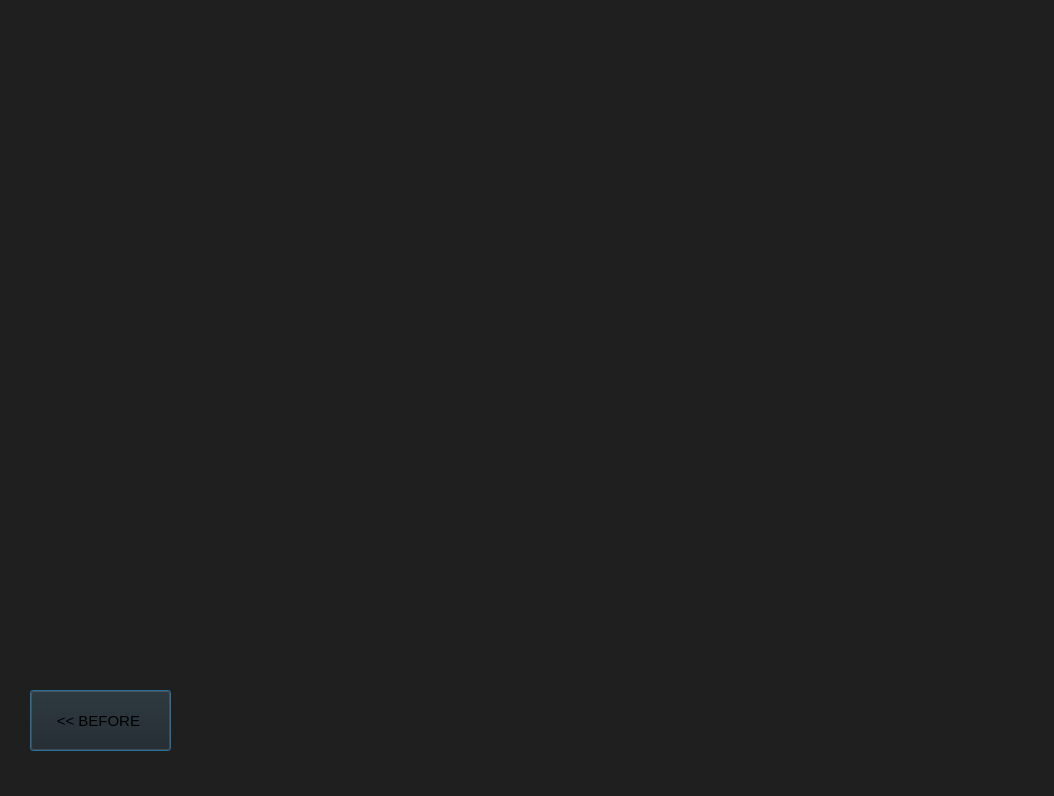
This is 000. 2차 플젝/dashboard2.ui in SeunghyeChae/CAKD3_tmdhey as Qt 5 draws it before an edit. The edited form follows.
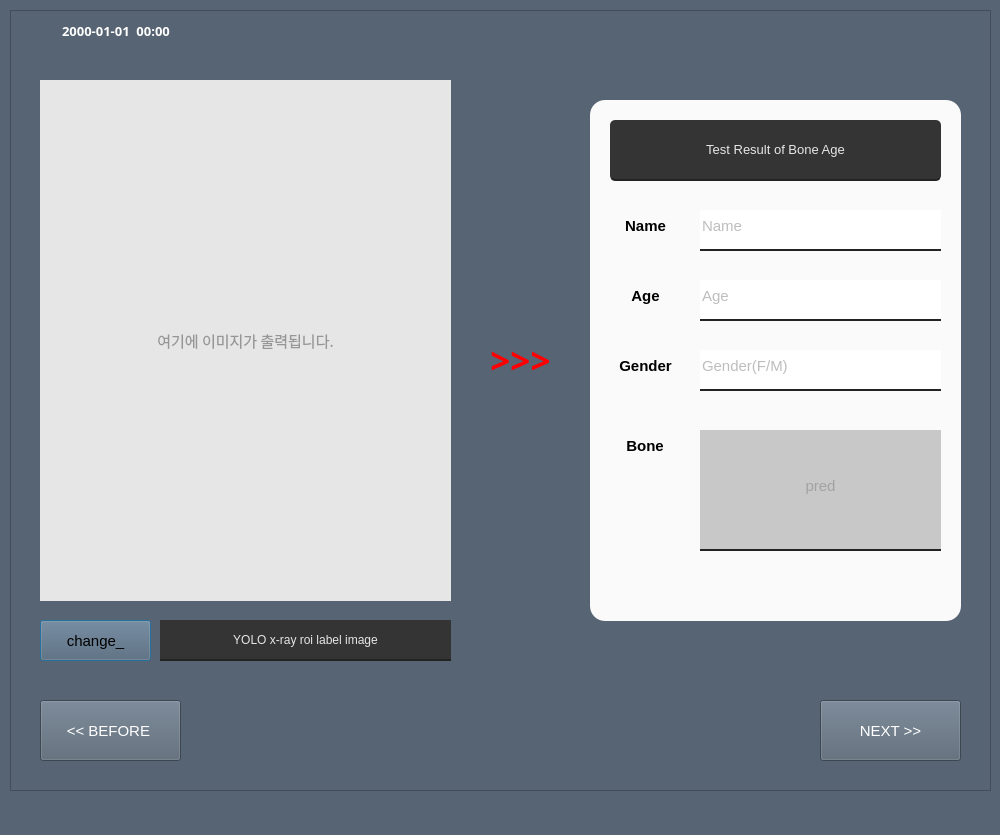
This is the edited form. Icons and pictures are not drawn.

```diff
--- a/000. 2차 플젝/dashboard2.ui
+++ b/000. 2차 플젝/dashboard2.ui
@@ -6,8 +6,8 @@
    <rect>
     <x>0</x>
     <y>0</y>
-    <width>1054</width>
-    <height>796</height>
+    <width>1000</width>
+    <height>835</height>
    </rect>
   </property>
   <property name="windowTitle">
@@ -18,27 +18,347 @@
     <normaloff>hand_bone_sh.png</normaloff>hand_bone_sh.png</iconset>
   </property>
   <property name="styleSheet">
-   <string notr="true">background-color:rgb(31, 31, 31)</string>
+   <string notr="true">background-color:rgb(86, 100, 115)</string>
   </property>
-  <widget class="QPushButton" name="before_button">
+  <widget class="QPushButton" name="label_change_button">
    <property name="geometry">
     <rect>
-     <x>30</x>
-     <y>690</y>
-     <width>141</width>
+     <x>40</x>
+     <y>620</y>
+     <width>111</width>
+     <height>41</height>
+    </rect>
+   </property>
+   <property name="font">
+    <font>
+     <family>Arial</family>
+     <pointsize>11</pointsize>
+    </font>
+   </property>
+   <property name="styleSheet">
+    <string notr="true">background-color: rgb(107, 107, 107);
+border:none;
+border-bottom: 2px solid rgb(35, 35, 35);
+color: rgb(214, 214, 214);
+border-bottom-right-radius: 8px;
+border-bottom-left-radius: 8px;
+border-top-right-radius: 8px;
+border-top-left-radius: 8px;
+
+QPushButton#pushButton:pressed{
+	padding-left:5px;
+	padding-top:5px;
+	background-color: rgb(194, 194, 194);
+}</string>
+   </property>
+   <property name="text">
+    <string>change_</string>
+   </property>
+  </widget>
+  <widget class="QLabel" name="description_label">
+   <property name="geometry">
+    <rect>
+     <x>160</x>
+     <y>620</y>
+     <width>291</width>
+     <height>41</height>
+    </rect>
+   </property>
+   <property name="styleSheet">
+    <string notr="true">background-color:rgb(52, 52, 52);
+border:none;
+border-bottom: 2px solid rgb(35, 35, 35);
+color: rgb(230, 230, 230);
+</string>
+   </property>
+   <property name="text">
+    <string>YOLO x-ray roi label image</string>
+   </property>
+   <property name="alignment">
+    <set>Qt::AlignCenter</set>
+   </property>
+  </widget>
+  <widget class="QGraphicsView" name="result_frame">
+   <property name="geometry">
+    <rect>
+     <x>590</x>
+     <y>100</y>
+     <width>371</width>
+     <height>521</height>
+    </rect>
+   </property>
+   <property name="styleSheet">
+    <string notr="true">background-color : rgb(250, 250, 250);
+
+color: rgb(214, 214, 214);
+border-bottom-right-radius: 15px;
+border-bottom-left-radius: 15px;
+border-top-right-radius: 15px;
+border-top-left-radius: 15px;
+</string>
+   </property>
+  </widget>
+  <widget class="QLabel" name="image2result">
+   <property name="geometry">
+    <rect>
+     <x>460</x>
+     <y>330</y>
+     <width>121</width>
      <height>61</height>
     </rect>
    </property>
    <property name="font">
     <font>
+     <family>Arial Black</family>
+     <pointsize>26</pointsize>
+     <weight>75</weight>
+     <bold>true</bold>
+    </font>
+   </property>
+   <property name="styleSheet">
+    <string notr="true">background-color: qlineargradient(spread:pad, x1:0, y1:0, x2:0, y2:0, stop:0 rgba(0, 0, 0, 0), stop:1 rgba(255, 255, 255, 0));
+color: rgb(255, 0, 0);
+</string>
+   </property>
+   <property name="text">
+    <string>&gt;&gt;&gt;</string>
+   </property>
+   <property name="alignment">
+    <set>Qt::AlignCenter</set>
+   </property>
+  </widget>
+  <widget class="QLabel" name="TRoBA">
+   <property name="geometry">
+    <rect>
+     <x>610</x>
+     <y>120</y>
+     <width>331</width>
+     <height>61</height>
+    </rect>
+   </property>
+   <property name="font">
+    <font>
      <family>Arial</family>
+     <pointsize>10</pointsize>
+    </font>
+   </property>
+   <property name="styleSheet">
+    <string notr="true">background-color:rgb(52, 52, 52);
+border:none;
+border-bottom: 2px solid rgb(35, 35, 35);
+color: rgb(230, 230, 230);
+
+border-bottom-right-radius: 5px;
+border-bottom-left-radius: 5px;
+border-top-right-radius: 5px;
+border-top-left-radius: 5px;</string>
+   </property>
+   <property name="text">
+    <string>Test Result of Bone Age</string>
+   </property>
+   <property name="alignment">
+    <set>Qt::AlignCenter</set>
+   </property>
+  </widget>
+  <widget class="QLineEdit" name="input_name2">
+   <property name="geometry">
+    <rect>
+     <x>700</x>
+     <y>210</y>
+     <width>241</width>
+     <height>41</height>
+    </rect>
+   </property>
+   <property name="font">
+    <font>
+     <family>Arial</family>
      <pointsize>11</pointsize>
     </font>
    </property>
    <property name="styleSheet">
-    <string notr="true">background-color: rgb(236, 236, 236);
+    <string notr="true">background-color: rgb(255, 255, 255);
 border:none;
 border-bottom: 2px solid rgb(35, 35, 35);
+color: rgb(124, 124, 124);
+padding-bottom: 7px;</string>
+   </property>
+   <property name="placeholderText">
+    <string>Name</string>
+   </property>
+  </widget>
+  <widget class="QLineEdit" name="input_Height2">
+   <property name="geometry">
+    <rect>
+     <x>700</x>
+     <y>280</y>
+     <width>241</width>
+     <height>41</height>
+    </rect>
+   </property>
+   <property name="font">
+    <font>
+     <family>Arial</family>
+     <pointsize>11</pointsize>
+    </font>
+   </property>
+   <property name="styleSheet">
+    <string notr="true">background-color: rgb(255, 255, 255);
+border:none;
+border-bottom: 2px solid rgb(35, 35, 35);
+color: rgb(124, 124, 124);
+padding-bottom: 7px;</string>
+   </property>
+   <property name="placeholderText">
+    <string>Age</string>
+   </property>
+  </widget>
+  <widget class="QLineEdit" name="input_gender2">
+   <property name="geometry">
+    <rect>
+     <x>700</x>
+     <y>350</y>
+     <width>241</width>
+     <height>41</height>
+    </rect>
+   </property>
+   <property name="font">
+    <font>
+     <family>Arial</family>
+     <pointsize>11</pointsize>
+    </font>
+   </property>
+   <property name="styleSheet">
+    <string notr="true">background-color: rgb(255, 255, 255);
+border:none;
+border-bottom: 2px solid rgb(35, 35, 35);
+color: rgb(124, 124, 124);
+padding-bottom: 7px;</string>
+   </property>
+   <property name="placeholderText">
+    <string>Gender(F/M)</string>
+   </property>
+  </widget>
+  <widget class="QLabel" name="txt_name">
+   <property name="geometry">
+    <rect>
+     <x>600</x>
+     <y>200</y>
+     <width>91</width>
+     <height>51</height>
+    </rect>
+   </property>
+   <property name="font">
+    <font>
+     <family>Arial</family>
+     <pointsize>11</pointsize>
+     <weight>75</weight>
+     <bold>true</bold>
+    </font>
+   </property>
+   <property name="styleSheet">
+    <string notr="true">background-color : rgb(250, 250, 250);</string>
+   </property>
+   <property name="text">
+    <string>Name</string>
+   </property>
+   <property name="alignment">
+    <set>Qt::AlignCenter</set>
+   </property>
+  </widget>
+  <widget class="QLabel" name="txt_age">
+   <property name="geometry">
+    <rect>
+     <x>600</x>
+     <y>270</y>
+     <width>91</width>
+     <height>51</height>
+    </rect>
+   </property>
+   <property name="font">
+    <font>
+     <family>Arial</family>
+     <pointsize>11</pointsize>
+     <weight>75</weight>
+     <bold>true</bold>
+    </font>
+   </property>
+   <property name="styleSheet">
+    <string notr="true">background-color : rgb(250, 250, 250);</string>
+   </property>
+   <property name="text">
+    <string>Age</string>
+   </property>
+   <property name="alignment">
+    <set>Qt::AlignCenter</set>
+   </property>
+  </widget>
+  <widget class="QLabel" name="txt_gender">
+   <property name="geometry">
+    <rect>
+     <x>600</x>
+     <y>340</y>
+     <width>91</width>
+     <height>51</height>
+    </rect>
+   </property>
+   <property name="font">
+    <font>
+     <family>Arial</family>
+     <pointsize>11</pointsize>
+     <weight>75</weight>
+     <bold>true</bold>
+    </font>
+   </property>
+   <property name="styleSheet">
+    <string notr="true">background-color : rgb(250, 250, 250);</string>
+   </property>
+   <property name="text">
+    <string>Gender</string>
+   </property>
+   <property name="alignment">
+    <set>Qt::AlignCenter</set>
+   </property>
+  </widget>
+  <widget class="QFrame" name="frame">
+   <property name="geometry">
+    <rect>
+     <x>10</x>
+     <y>10</y>
+     <width>981</width>
+     <height>781</height>
+    </rect>
+   </property>
+   <property name="styleSheet">
+    <string notr="true">color: rgb(255, 255, 255);</string>
+   </property>
+   <property name="frameShape">
+    <enum>QFrame::StyledPanel</enum>
+   </property>
+   <property name="frameShadow">
+    <enum>QFrame::Sunken</enum>
+   </property>
+   <property name="lineWidth">
+    <number>10</number>
+   </property>
+   <widget class="QPushButton" name="next_button">
+    <property name="geometry">
+     <rect>
+      <x>810</x>
+      <y>690</y>
+      <width>141</width>
+      <height>61</height>
+     </rect>
+    </property>
+    <property name="font">
+     <font>
+      <family>Arial</family>
+      <pointsize>11</pointsize>
+     </font>
+    </property>
+    <property name="styleSheet">
+     <string notr="true">background-color: rgb(236, 236, 236);
+border:none;
+border-bottom: 2px solid rgb(35, 35, 35);
 color: rgb(50, 50, 50);
 border-bottom-right-radius: 8px;
 border-bottom-left-radius: 8px;
@@ -50,11 +370,256 @@
 	padding-top:5px;
 	background-color: rgb(194, 194, 194);
 }</string>
+    </property>
+    <property name="text">
+     <string>NEXT &gt;&gt;</string>
+    </property>
+    <property name="icon">
+     <iconset>
+      <selectedon>:/newPrefix/dashboard2.ui</selectedon>
+     </iconset>
+    </property>
+    <property name="autoDefault">
+     <bool>true</bool>
+    </property>
+    <property name="default">
+     <bool>false</bool>
+    </property>
+   </widget>
+   <widget class="QPushButton" name="before_button">
+    <property name="geometry">
+     <rect>
+      <x>30</x>
+      <y>690</y>
+      <width>141</width>
+      <height>61</height>
+     </rect>
+    </property>
+    <property name="font">
+     <font>
+      <family>Arial</family>
+      <pointsize>11</pointsize>
+     </font>
+    </property>
+    <property name="styleSheet">
+     <string notr="true">background-color: rgb(236, 236, 236);
+border:none;
+border-bottom: 2px solid rgb(35, 35, 35);
+color: rgb(50, 50, 50);
+border-bottom-right-radius: 8px;
+border-bottom-left-radius: 8px;
+border-top-right-radius: 8px;
+border-top-left-radius: 8px;
+
+QPushButton#pushButton:pressed{
+	padding-left:5px;
+	padding-top:5px;
+	background-color: rgb(194, 194, 194);
+}</string>
+    </property>
+    <property name="text">
+     <string>&lt;&lt; BEFORE </string>
+    </property>
+   </widget>
+   <widget class="QLabel" name="label">
+    <property name="geometry">
+     <rect>
+      <x>470</x>
+      <y>250</y>
+      <width>81</width>
+      <height>71</height>
+     </rect>
+    </property>
+    <property name="styleSheet">
+     <string notr="true">image: url(./img3.png);</string>
+    </property>
+    <property name="text">
+     <string/>
+    </property>
+   </widget>
+   <widget class="QDateTimeEdit" name="time">
+    <property name="geometry">
+     <rect>
+      <x>10</x>
+      <y>10</y>
+      <width>194</width>
+      <height>22</height>
+     </rect>
+    </property>
+    <property name="font">
+     <font>
+      <family>Adobe 고딕 Std B</family>
+      <pointsize>10</pointsize>
+      <weight>75</weight>
+      <bold>true</bold>
+     </font>
+    </property>
+    <property name="wrapping">
+     <bool>false</bool>
+    </property>
+    <property name="frame">
+     <bool>false</bool>
+    </property>
+    <property name="alignment">
+     <set>Qt::AlignCenter</set>
+    </property>
+    <property name="readOnly">
+     <bool>true</bool>
+    </property>
+    <property name="buttonSymbols">
+     <enum>QAbstractSpinBox::NoButtons</enum>
+    </property>
+    <property name="minimumDateTime">
+     <datetime>
+      <hour>0</hour>
+      <minute>0</minute>
+      <second>0</second>
+      <year>1753</year>
+      <month>9</month>
+      <day>14</day>
+     </datetime>
+    </property>
+    <property name="displayFormat">
+     <string>yyyy-MM-dd  hh:mm</string>
+    </property>
+   </widget>
+  </widget>
+  <widget class="QLabel" name="input_img">
+   <property name="geometry">
+    <rect>
+     <x>40</x>
+     <y>80</y>
+     <width>411</width>
+     <height>521</height>
+    </rect>
    </property>
+   <property name="font">
+    <font>
+     <family>AcadEref</family>
+     <pointsize>11</pointsize>
+     <weight>50</weight>
+     <italic>false</italic>
+     <bold>false</bold>
+    </font>
+   </property>
+   <property name="styleSheet">
+    <string notr="true">background-color: rgb(230, 230, 230);
+font: 11pt &quot;AcadEref&quot;; color: rgb(150, 150, 150);</string>
+   </property>
+   <property name="lineWidth">
+    <number>-2</number>
+   </property>
    <property name="text">
-    <string>&lt;&lt; BEFORE </string>
+    <string>여기에 이미지가 출력됩니다.</string>
    </property>
+   <property name="textFormat">
+    <enum>Qt::AutoText</enum>
+   </property>
+   <property name="scaledContents">
+    <bool>true</bool>
+   </property>
+   <property name="alignment">
+    <set>Qt::AlignCenter</set>
+   </property>
+   <property name="indent">
+    <number>2</number>
+   </property>
+   <property name="openExternalLinks">
+    <bool>true</bool>
+   </property>
+   <property name="textInteractionFlags">
+    <set>Qt::NoTextInteraction</set>
+   </property>
   </widget>
+  <widget class="QLabel" name="img">
+   <property name="geometry">
+    <rect>
+     <x>170</x>
+     <y>230</y>
+     <width>140</width>
+     <height>91</height>
+    </rect>
+   </property>
+   <property name="styleSheet">
+    <string notr="true">image: url(./img5.png);
+background-color: qlineargradient(spread:pad, x1:0, y1:0, x2:0, y2:0, stop:0 rgba(0, 0, 0, 0), stop:1 rgba(255, 255, 255, 0));</string>
+   </property>
+   <property name="text">
+    <string/>
+   </property>
+  </widget>
+  <widget class="QLineEdit" name="input_gender2_2">
+   <property name="geometry">
+    <rect>
+     <x>700</x>
+     <y>430</y>
+     <width>241</width>
+     <height>121</height>
+    </rect>
+   </property>
+   <property name="font">
+    <font>
+     <family>Arial</family>
+     <pointsize>11</pointsize>
+    </font>
+   </property>
+   <property name="styleSheet">
+    <string notr="true">background-color: rgb(200, 200, 200);
+border:none;
+border-bottom: 2px solid rgb(35, 35, 35);
+color: rgb(124, 124, 124);
+padding-bottom: 7px;</string>
+   </property>
+   <property name="alignment">
+    <set>Qt::AlignCenter</set>
+   </property>
+   <property name="placeholderText">
+    <string>pred</string>
+   </property>
+  </widget>
+  <widget class="QLabel" name="txt_gender_2">
+   <property name="geometry">
+    <rect>
+     <x>600</x>
+     <y>420</y>
+     <width>90</width>
+     <height>51</height>
+    </rect>
+   </property>
+   <property name="font">
+    <font>
+     <family>Arial</family>
+     <pointsize>11</pointsize>
+     <weight>75</weight>
+     <bold>true</bold>
+    </font>
+   </property>
+   <property name="styleSheet">
+    <string notr="true">background-color : rgb(250, 250, 250);</string>
+   </property>
+   <property name="text">
+    <string>Bone</string>
+   </property>
+   <property name="alignment">
+    <set>Qt::AlignCenter</set>
+   </property>
+  </widget>
+  <zorder>frame</zorder>
+  <zorder>label_change_button</zorder>
+  <zorder>description_label</zorder>
+  <zorder>result_frame</zorder>
+  <zorder>image2result</zorder>
+  <zorder>TRoBA</zorder>
+  <zorder>input_name2</zorder>
+  <zorder>input_Height2</zorder>
+  <zorder>input_gender2</zorder>
+  <zorder>txt_name</zorder>
+  <zorder>txt_age</zorder>
+  <zorder>txt_gender</zorder>
+  <zorder>input_img</zorder>
+  <zorder>img</zorder>
+  <zorder>input_gender2_2</zorder>
+  <zorder>txt_gender_2</zorder>
  </widget>
  <resources/>
  <connections/>
```
Left out of the diff: 6 changed lines with no effect on the pictures.
